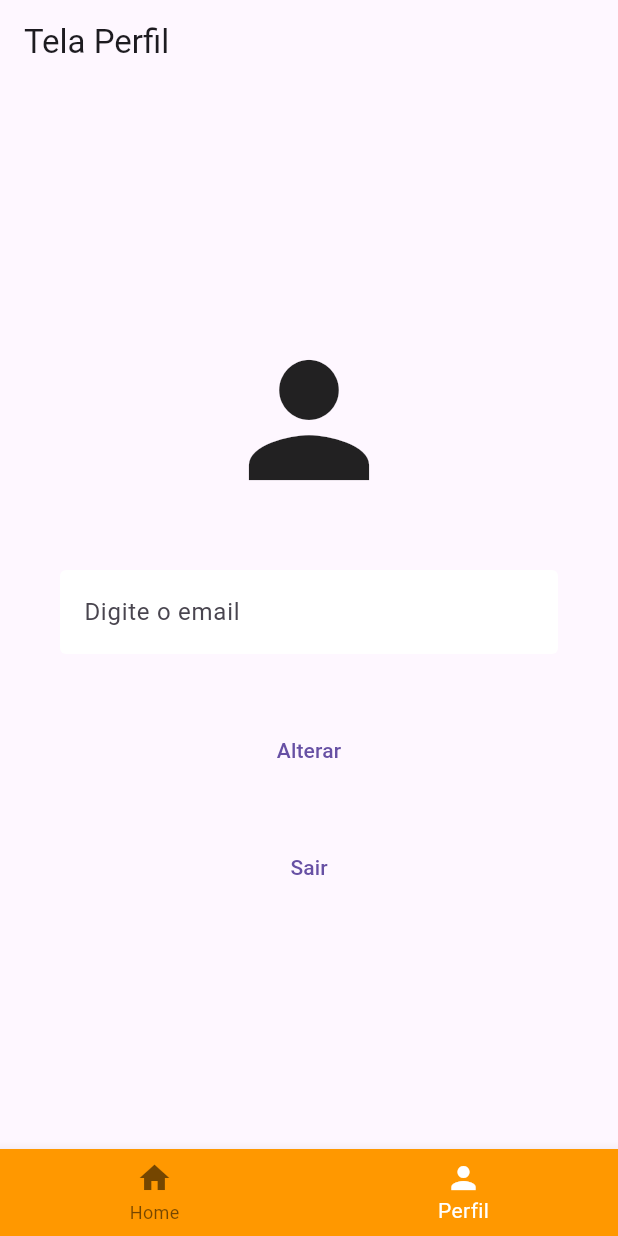
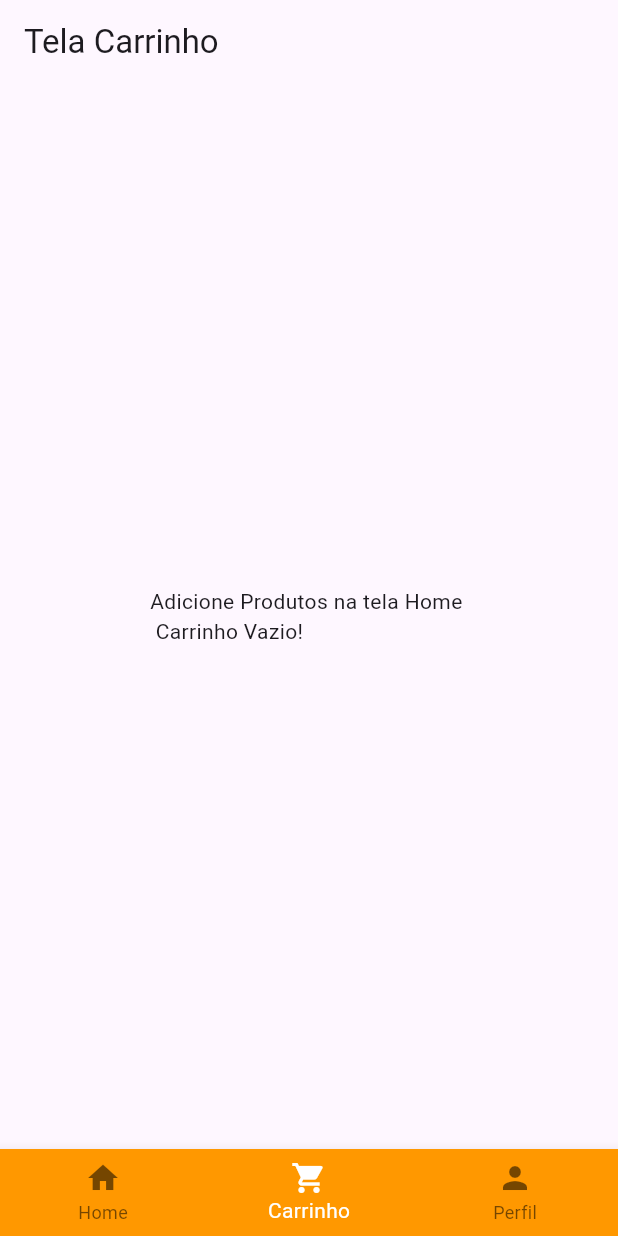
Before and after one commit to Viniciusalmei/Mobile-2sem2026, a Flutter app: the NavBar screen opened by its route, item 2 of the bottom bar chosen, on a phone screen of 412 x 824 dp. Run offline on Flutter 3.47's test engine with Material 3 defaults, Android fonts, the light colour scheme and no system bars; our stand-ins replace google_fonts, shared_preferences; accounts and stored records are empty; network calls fail; project files that could hold a hidden picture were left out.

Commit message:
Começando carrinho

```diff
--- a/mercadinho_app/lib/components/produtos.dart
+++ b/mercadinho_app/lib/components/produtos.dart
@@ -1,4 +1,5 @@
 import 'package:flutter/material.dart';
+import 'package:mercadinho_app/screens/telacarrinho.dart';
 
 class ProdutosCard extends StatelessWidget {
   String nome;
@@ -13,7 +14,10 @@ class ProdutosCard extends StatelessWidget {
         children: [
           Image.network(urlImagem,width: 100,height: 100,),
           Text(nome,style: TextStyle(fontSize: 20,fontWeight: FontWeight.bold)),
-          Text("R\$ ${preco.toString()}")
+          Text("R\$ ${preco.toString()}"),
+          IconButton(onPressed:(){
+           produtosCarrinho.add(ProdutosCard(nome: nome, preco: preco, urlImagem: urlImagem));
+          }, icon: Icon(Icons.add))
         ],
       )
     );
--- a/mercadinho_app/lib/navigation/navbar.dart
+++ b/mercadinho_app/lib/navigation/navbar.dart
@@ -1,4 +1,5 @@
 import 'package:flutter/material.dart';
+import 'package:mercadinho_app/screens/telacarrinho.dart';
 import 'package:mercadinho_app/screens/telahome.dart';
 import 'package:mercadinho_app/screens/telaperfil.dart';
 
@@ -21,6 +22,7 @@ class _NavBarState extends State<NavBar> {
 
   List<Widget> paginas = [
     TelaHome(),
+    TelaCarrinho(),
     TelaPerfil()
   ];
 
@@ -30,6 +32,7 @@ class _NavBarState extends State<NavBar> {
       body:paginas.elementAt(indexAtual),
       bottomNavigationBar: BottomNavigationBar(items: [
         BottomNavigationBarItem(icon: Icon(Icons.home),label:"Home"),
+        BottomNavigationBarItem(icon: Icon(Icons.shopping_cart),label: "Carrinho"),
         BottomNavigationBarItem(icon: Icon(Icons.person),label:"Perfil"),
       ],
       currentIndex: indexAtual,
--- /dev/null
+++ b/mercadinho_app/lib/screens/telacarrinho.dart
@@ -0,0 +1,30 @@
+import 'package:flutter/material.dart';
+
+class TelaCarrinho extends StatefulWidget {
+  const TelaCarrinho({super.key});
+
+  @override
+  State<TelaCarrinho> createState() => _TelaCarrinhoState();
+}
+
+class _TelaCarrinhoState extends State<TelaCarrinho> {
+  @override
+  Widget build(BuildContext context) {
+    return Scaffold(
+      appBar: AppBar(title:Text("Tela Carrinho"),automaticallyImplyLeading: false),
+      body:produtosCarrinho.isEmpty ? Center(child:Text("Adicione Produtos na tela Home \n Carrinho Vazio!")) :
+      ListView(
+        children: [
+          for(final produto in produtosCarrinho )
+          ListTile(
+            leading: Image.network(produto.urlImagem),
+            title:Text(produto.nome),
+            subtitle: Text(produto.preco.toString()),
+          )
+        ],
+      )
+    );
+  }
+}
+
+List produtosCarrinho = [];
```
